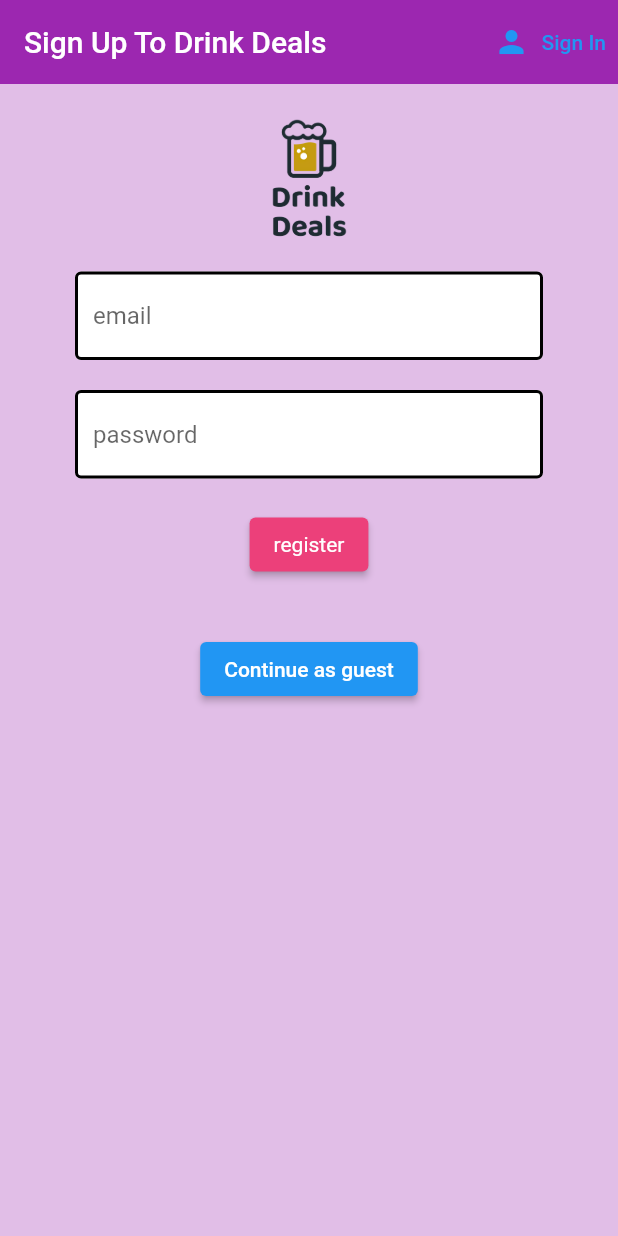
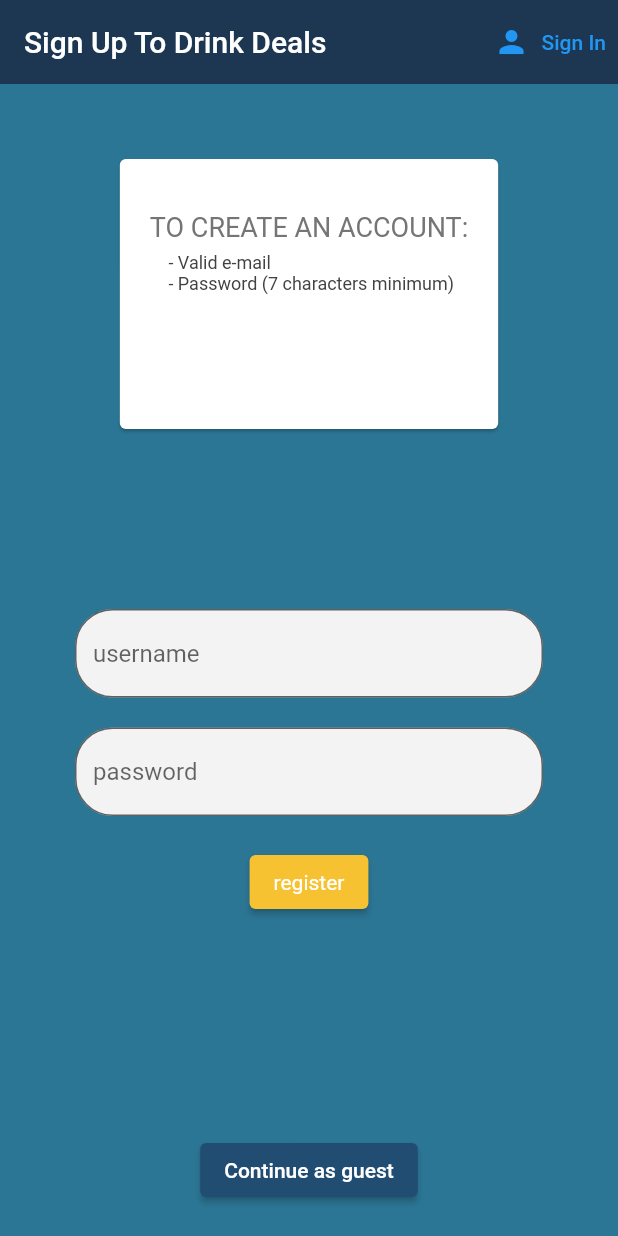
Before and after one commit to sunnyssarai98/drinkdeals, a Flutter app: the screen it shows after launch, after a tap on "sign in", after a tap on "Register", on a phone screen of 412 x 824 dp. Run offline on Flutter 3.47's test engine with Material 2 defaults, Android fonts, the phone set to English and light mode, and no system bars; our stand-ins replace cloud_firestore, dio, firebase_auth, firebase_core, google_maps_flutter; missing offline and left inert: flutter_polyline_points; accounts and stored records are empty; network calls fail.

Commit message:
UI Palette Changes for Sign-in/register

```diff
--- a/lib/screens/authenticate/register.dart
+++ b/lib/screens/authenticate/register.dart
@@ -19,13 +19,41 @@ class _RegisterState extends State<Register> {
   String password = '';
   String errorMSG = '';
 
+  //Register Card Text
+  String mainText_1 = "TO CREATE AN ACCOUNT:";
+  String bulletPoints_1 =
+      "\t- Valid e-mail \n\t- Password (7 characters minimum)";
+
+  Widget registerCardTemplate(mainText, bulletPoints) {
+    return Card(
+      margin: EdgeInsets.fromLTRB(16.0, 50.0, 16.0, 120),
+      child: Padding(
+        padding: const EdgeInsets.symmetric(horizontal: 20, vertical: 35),
+        child: Column(children: <Widget>[
+          Text(mainText,
+              style: TextStyle(
+                fontSize: 18.0,
+                color: Colors.grey[600],
+              )),
+          SizedBox(
+            height: 6.0,
+          ),
+          Text(
+            bulletPoints,
+            style: TextStyle(fontSize: 12.0, color: Colors.grey[800]),
+          )
+        ]),
+      ),
+    );
+  }
+
   @override
   Widget build(BuildContext context) {
     return Scaffold(
       resizeToAvoidBottomInset: false,
-      backgroundColor: Colors.purple[100],
+      backgroundColor: Color(0xff2c7695),
       appBar: AppBar(
-          backgroundColor: Colors.purple[500],
+          backgroundColor: Color(0xff1d3752),
           elevation: 0.0,
           title: Text('Sign Up To Drink Deals'),
           actions: <Widget>[
@@ -37,19 +65,32 @@ class _RegisterState extends State<Register> {
                 })
           ]),
       body: Container(
-          padding: EdgeInsets.symmetric(vertical: 0.0, horizontal: 50.0),
+          padding: EdgeInsets.fromLTRB(50.0, 0.0, 50.0, 20.0),
           child: Column(
             children: [
-              Image(
-                height: 125.0,
-                image: AssetImage('assets/logo.png'),
-              ),
-              Form(
+              // Expanded(
+              //   child: Image(
+              //     height: 125.0,
+              //     image: AssetImage('assets/logo.png'),
+              //   ),
+              // ),
+              Expanded(
+                  flex: 1,
+                  child: registerCardTemplate(mainText_1, bulletPoints_1)),
+              //const SizedBox(height: 25.0),
+              Expanded(
+                flex: 1,
+                child: Form(
                     key: _formKey,
                     child: Column(children: <Widget>[
                       TextFormField(
-                        decoration:
-                            textInputDecoration.copyWith(hintText: 'email'),
+                          decoration: InputDecoration(
+                              filled: true,
+                              fillColor: Color(0xfff3f3f3),
+                              border: OutlineInputBorder(
+                                borderRadius: BorderRadius.circular(25),
+                              ),
+                              hintText: 'username'),
                           validator: (val) =>
                               val!.isEmpty ? 'Please enter an e-mail' : null,
                           onChanged: (val) {
@@ -57,8 +98,13 @@ class _RegisterState extends State<Register> {
                           }),
                       SizedBox(height: 20),
                       TextFormField(
-                        decoration:
-                            textInputDecoration.copyWith(hintText: 'password'),
+                          decoration: InputDecoration(
+                              filled: true,
+                              fillColor: Color(0xfff3f3f3),
+                              border: OutlineInputBorder(
+                                borderRadius: BorderRadius.circular(25),
+                              ),
+                              hintText: 'password'),
                           obscureText: true,
                           validator: (val) => val!.length < 7
                               ? 'Please enter a password with 7+ characters'
@@ -71,7 +117,7 @@ class _RegisterState extends State<Register> {
                         child: Text('register'),
                         style: ButtonStyle(
                             backgroundColor:
-                              MaterialStateProperty.all(Colors.pink[400]),
+                                MaterialStateProperty.all(Color(0xfff7c232)),
                             textStyle: MaterialStateProperty.all(
                                 TextStyle(color: Colors.white))),
                         onPressed: () async {
@@ -91,8 +137,12 @@ class _RegisterState extends State<Register> {
                         style: TextStyle(color: Colors.red, fontSize: 20),
                       )
                     ])),
+              ),
               ElevatedButton(
                   child: Text('Continue as guest'),
+                  style: ButtonStyle(
+                      backgroundColor:
+                          MaterialStateProperty.all(Color(0xff214d72))),
                   onPressed: () async {
                     dynamic result = await _auth.signInAnon();
                     if (result == null) {
--- a/lib/screens/authenticate/sign_in.dart
+++ b/lib/screens/authenticate/sign_in.dart
@@ -23,9 +23,9 @@ class _SignInState extends State<SignIn> {
   Widget build(BuildContext context) {
     return Scaffold(
       resizeToAvoidBottomInset: false,
-      backgroundColor: Colors.purple[100],
+      backgroundColor: Color(0xff2c7695),
       appBar: AppBar(
-          backgroundColor: Colors.purple[500],
+          backgroundColor: Color(0xff1d3752),
           elevation: 0.0,
           title: Text('Welcome To Drink Deals'),
           actions: <Widget>[
@@ -37,19 +37,29 @@ class _SignInState extends State<SignIn> {
                 })
           ]),
       body: Container(
-          padding: EdgeInsets.symmetric(vertical: 0.0, horizontal: 50.0),
+          padding: const EdgeInsets.fromLTRB(50.0, 0.0, 50.0, 20.0),
           child: Column(
             children: [
-              Image(
+              Expanded(
+                flex: 1,
+                child: Image(
                   height: 125.0,
                   image: AssetImage('assets/logo.png'),
                 ),
-              Form(
+              ),
+              Expanded(
+                flex: 1,
+                child: Form(
                     key: _formKey,
                     child: Column(children: <Widget>[
                       TextFormField(
-                        decoration:
-                            textInputDecoration.copyWith(hintText: 'email'),
+                          decoration: InputDecoration(
+                              filled: true,
+                              fillColor: Color(0xfff3f3f3),
+                              border: OutlineInputBorder(
+                                borderRadius: BorderRadius.circular(25),
+                              ),
+                              hintText: 'username'),
                           validator: (val) =>
                               val!.isEmpty ? 'Please enter an e-mail' : null,
                           onChanged: (val) {
@@ -57,8 +67,13 @@ class _SignInState extends State<SignIn> {
                           }),
                       SizedBox(height: 20),
                       TextFormField(
-                        decoration:
-                            textInputDecoration.copyWith(hintText: 'password'),
+                          decoration: InputDecoration(
+                              filled: true,
+                              fillColor: Color(0xfff3f3f3),
+                              border: OutlineInputBorder(
+                                borderRadius: BorderRadius.circular(25),
+                              ),
+                              hintText: 'password'),
                           obscureText: true,
                           validator: (val) => val!.length < 7
                               ? 'Please enter a password with 7+ characters'
@@ -71,7 +86,7 @@ class _SignInState extends State<SignIn> {
                         child: Text('sign in'),
                         style: ButtonStyle(
                             backgroundColor:
-                              MaterialStateProperty.all(Colors.pink[400]),
+                                MaterialStateProperty.all(Color(0xfff7c232)),
                             textStyle: MaterialStateProperty.all(
                                 TextStyle(color: Colors.white))),
                         onPressed: () async {
@@ -91,8 +106,12 @@ class _SignInState extends State<SignIn> {
                         style: TextStyle(color: Colors.red, fontSize: 20),
                       )
                     ])),
+              ),
               ElevatedButton(
                   child: Text('Continue as guest'),
+                  style: ButtonStyle(
+                      backgroundColor:
+                          MaterialStateProperty.all(Color(0xff214d72))),
                   onPressed: () async {
                     dynamic result = await _auth.signInAnon();
                     if (result == null) {
--- a/lib/screens/home/home.dart
+++ b/lib/screens/home/home.dart
@@ -1,7 +1,6 @@
 // ignore_for_file: prefer_const_constructors, prefer_const_literals_to_create_immutables, prefer_typing_uninitialized_variables
 
 // import 'dart:html';
-
 
 import 'package:drink_deals/screens/home/bar.dart';
 import 'package:drink_deals/screens/home/deal.dart';
@@ -75,7 +74,7 @@ class _HomeState extends State<Home> {
             BottomNavigationBarItem(
               icon: Icon(Icons.person),
               label: "Account",
-              backgroundColor: Colors.purple,
+              backgroundColor: Color(0xff355c7d),
             ),
           ],
           onTap: (index) {
@@ -180,10 +179,10 @@ class _AccountScreenState extends State<AccountScreen> {
               SizedBox(
                 height: 20.0,
               ),
-              for (int i=0; i<deals.length; i++)
+              for (int i = 0; i < deals.length; i++)
                 Card(
                     child: ListTile(
-                  onTap: (){},
+                  onTap: () {},
 
                   // () => Navigator.push(
                   // context,
@@ -282,10 +281,10 @@ class _DealsScreenState extends State<DealsScreen> {
           child: Column(
             crossAxisAlignment: CrossAxisAlignment.start,
             children: <Widget>[
-            for (int i=0; i<deals.length; i++)
+              for (int i = 0; i < deals.length; i++)
                 Card(
                     child: ListTile(
-                  onTap: (){},
+                  onTap: () {},
 
                   // () => Navigator.push(
                   // context,
@@ -304,8 +303,7 @@ class _DealsScreenState extends State<DealsScreen> {
         ),
       ),
       floatingActionButton: FloatingActionButton(
-        onPressed: () => Navigator.push(
-          context,
+        onPressed: () => Navigator.push(context,
             MaterialPageRoute(builder: (context) => const AddScreen())),
         child: Text("+"),
         backgroundColor: Colors.purple,
@@ -315,20 +313,19 @@ class _DealsScreenState extends State<DealsScreen> {
 }
 
 class AddScreen extends StatefulWidget {
-  const AddScreen({ Key? key }) : super(key: key);
+  const AddScreen({Key? key}) : super(key: key);
 
   @override
   _AddScreenState createState() => _AddScreenState();
 }
-List<DropdownMenuItem<String>> get dropdownItems{
+
+List<DropdownMenuItem<String>> get dropdownItems {
   List<DropdownMenuItem<String>> menuItems = [
-    for (int i=0; i<bars.length; i++)
-      DropdownMenuItem(child: Text(bars[i].barName),value: bars[i].barName),
+    for (int i = 0; i < bars.length; i++)
+      DropdownMenuItem(child: Text(bars[i].barName), value: bars[i].barName),
   ];
   return menuItems;
 }
-
-
 
 class _AddScreenState extends State<AddScreen> {
   String? value;
@@ -348,8 +345,8 @@ class _AddScreenState extends State<AddScreen> {
                 Form(
                     child: Column(children: <Widget>[
                   TextFormField(
-                        decoration:
-                            textInputDecoration.copyWith(hintText: 'Deal description'),
+                      decoration: textInputDecoration.copyWith(
+                          hintText: 'Deal description'),
                       validator: (val) =>
                           val!.isEmpty ? 'Field cannot be null' : null,
                       onChanged: (val) {
@@ -365,14 +362,12 @@ class _AddScreenState extends State<AddScreen> {
                       onChanged: (value) => this.value = value,
                       dropdownColor: Colors.white,
                       iconEnabledColor: Colors.black,
-
                     ),
                   ),
                   Container(
                     child: ElevatedButton(
                       child: Text("Add"),
-                          onPressed:
-                            () => Navigator.pop(context),
+                      onPressed: () => Navigator.pop(context),
                     ),
                   )
                 ]))
@@ -380,7 +375,7 @@ class _AddScreenState extends State<AddScreen> {
         ),
       ),
       floatingActionButton: FloatingActionButton(
-        onPressed: ()=> Navigator.pop(context),
+        onPressed: () => Navigator.pop(context),
         child: Text("Return"),
         backgroundColor: Colors.purple,
       ),
```
Lines whose indentation alone changed are shown as unchanged.
